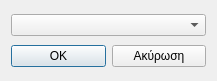
This is src/choosediskdialog.ui in nstrikos/Emily as Qt 5 draws it before an edit. The edited form follows.
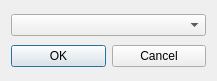
This is the edited form.

The edit to the form file:
```diff
--- a/src/choosediskdialog.ui
+++ b/src/choosediskdialog.ui
@@ -29,7 +29,7 @@
      <item>
       <widget class="QPushButton" name="cancelButton">
        <property name="text">
-        <string>Ακύρωση</string>
+        <string>Cancel</string>
        </property>
       </widget>
      </item>
```
Left out of the diff: 2 changed lines with no effect on the pictures.
